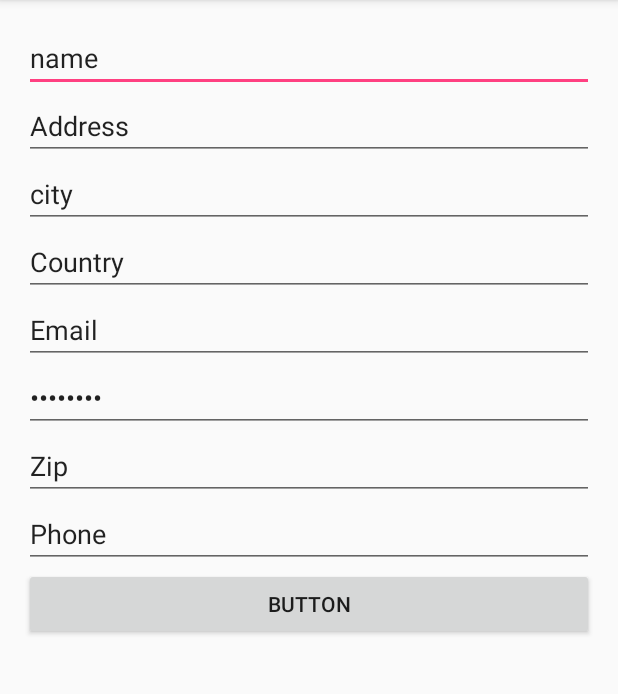
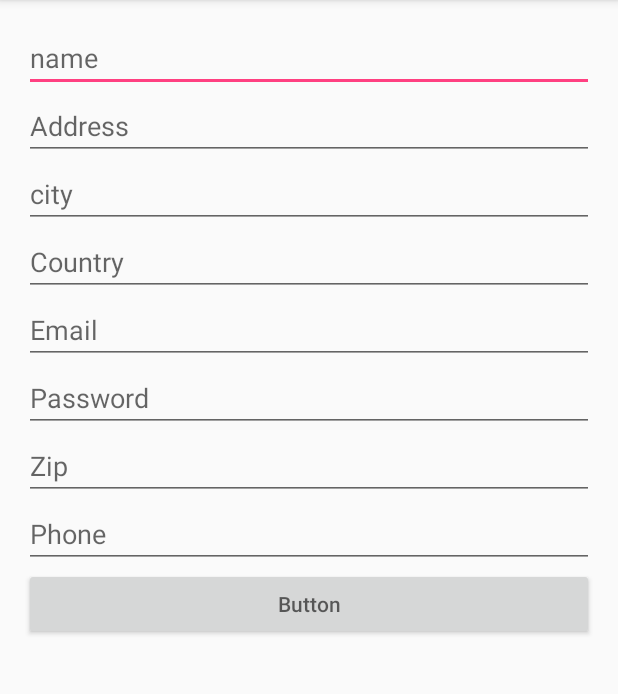
Before and after one commit to imufun/Shop, an Android app: the screen it shows after launch (RegisterActivity), on a phone screen of 412 x 824 dp, the part 84-778 px from its top. Run offline under Robolectric (Android 15) with nearby library versions, the phone set to English and light mode, and no system bars; our stand-ins replace Volley.

```diff
--- a/app/src/main/AndroidManifest.xml
+++ b/app/src/main/AndroidManifest.xml
@@ -5,6 +5,7 @@
     <uses-permission android:name="android.permission.INTERNET" />
 
     <application
+        android:name="shop.portonics.com.shop.AppController"
         android:allowBackup="true"
         android:icon="@mipmap/ic_launcher"
         android:label="@string/app_name"
@@ -12,9 +13,9 @@
         android:theme="@style/AppTheme">
         <activity android:name=".MainActivity">
             <!--<intent-filter>-->
-                <!--&lt;!&ndash;<action android:name="android.intent.action.MAIN" />&ndash;&gt;-->
+            <!--&lt;!&ndash;<action android:name="android.intent.action.MAIN" />&ndash;&gt;-->
 
-                <!--&lt;!&ndash;<category android:name="android.intent.category.LAUNCHER" />&ndash;&gt;-->
+            <!--&lt;!&ndash;<category android:name="android.intent.category.LAUNCHER" />&ndash;&gt;-->
             <!--</intent-filter>-->
         </activity>
         <activity android:name=".RegisterActivity">
--- /dev/null
+++ b/app/src/main/java/shop/portonics/com/shop/AppController.java
@@ -0,0 +1,54 @@
+package shop.portonics.com.shop;
+
+import android.app.Application;
+import android.text.TextUtils;
+
+import com.android.volley.Request;
+import com.android.volley.RequestQueue;
+import com.android.volley.toolbox.Volley;
+
+/**
+ * Created by imran on 11/8/2016.
+ */
+
+public class AppController extends Application {
+    public static final String TAG = AppController.class.getSimpleName();
+
+    private RequestQueue mRequestQueue;
+
+    private static AppController mInstance;
+
+    @Override
+    public void onCreate() {
+        super.onCreate();
+        mInstance = this;
+    }
+
+    public static synchronized AppController getInstance() {
+        return mInstance;
+    }
+
+    public RequestQueue getRequestQueue() {
+        if (mRequestQueue == null) {
+            mRequestQueue = Volley.newRequestQueue(getApplicationContext());
+        }
+
+        return mRequestQueue;
+    }
+
+    public <T> void addToRequestQueue(Request<T> req, String tag) {
+        req.setTag(TextUtils.isEmpty(tag) ? TAG : tag);
+        getRequestQueue().add(req);
+    }
+
+    public <T> void addToRequestQueue(Request<T> req) {
+        req.setTag(TAG);
+        getRequestQueue().add(req);
+    }
+
+    public void cancelPendingRequests(Object tag) {
+        if (mRequestQueue != null) {
+            mRequestQueue.cancelAll(tag);
+        }
+    }
+}
--- a/app/src/main/java/shop/portonics/com/shop/BackgroundTask.java
+++ b/app/src/main/java/shop/portonics/com/shop/BackgroundTask.java
@@ -22,7 +22,7 @@ public class BackgroundTask extends AsyncTask<String, Void, Void> {
 
     @Override
     protected Void doInBackground(String... params) {
-        String url = "http://localhost:8080/apidone/DbAdapter.php";
+        String url = "http://192.168.56.1:8080/apidone/DbAdapter.php";
         String method = params[0];
         if (method.equals("register")) {
 
--- a/app/src/main/res/layout/activity_register.xml
+++ b/app/src/main/res/layout/activity_register.xml
@@ -20,7 +20,7 @@
         android:focusable="true"
         android:focusableInTouchMode="true"
         android:inputType="textPersonName"
-        android:text="name" />
+        android:hint="name" />
 
     <EditText
         android:id="@+id/IdAddress"
@@ -30,7 +30,7 @@
         android:focusable="true"
         android:focusableInTouchMode="true"
         android:inputType="textPersonName"
-        android:text="Address" />
+        android:hint="Address" />
 
     <EditText
         android:id="@+id/IdCity"
@@ -40,7 +40,7 @@
         android:focusable="true"
         android:focusableInTouchMode="true"
         android:inputType="textPersonName"
-        android:text="city" />
+        android:hint="city" />
 
     <EditText
         android:id="@+id/IdCountry"
@@ -50,7 +50,7 @@
         android:focusable="true"
         android:focusableInTouchMode="true"
         android:inputType="textPersonName"
-        android:text="Country" />
+        android:hint="Country" />
 
     <EditText
         android:id="@+id/IdEmail"
@@ -60,7 +60,7 @@
         android:focusable="true"
         android:focusableInTouchMode="true"
         android:inputType="textEmailAddress"
-        android:text="Email" />
+        android:hint="Email" />
 
     <EditText
         android:id="@+id/IdPass"
@@ -70,7 +70,7 @@
         android:focusable="true"
         android:focusableInTouchMode="true"
         android:inputType="textPassword"
-        android:text="Password" />
+        android:hint="Password" />
 
     <EditText
         android:id="@+id/IdZip"
@@ -80,7 +80,7 @@
         android:focusable="true"
         android:focusableInTouchMode="true"
         android:inputType="textPersonName"
-        android:text="Zip" />
+        android:hint="Zip" />
 
     <EditText
         android:id="@+id/IdPhone"
@@ -90,7 +90,7 @@
         android:focusable="true"
         android:focusableInTouchMode="true"
         android:inputType="textPersonName"
-        android:text="Phone" />
+        android:hint="Phone" />
 
     <Button
         android:onClick="button"
@@ -99,6 +99,6 @@
         android:layout_height="wrap_content"
         android:focusable="true"
         android:focusableInTouchMode="true"
-        android:text="Button" />
+        android:hint="Button" />
 
 </LinearLayout>
```
Also changed, not shown: app/src/main/java/shop/portonics/com/shop/RegisterActivity.java (+92 -6 lines), app/src/main/java/shop/portonics/com/shop/SeverSingleton.java (added, +44 -0 lines).
